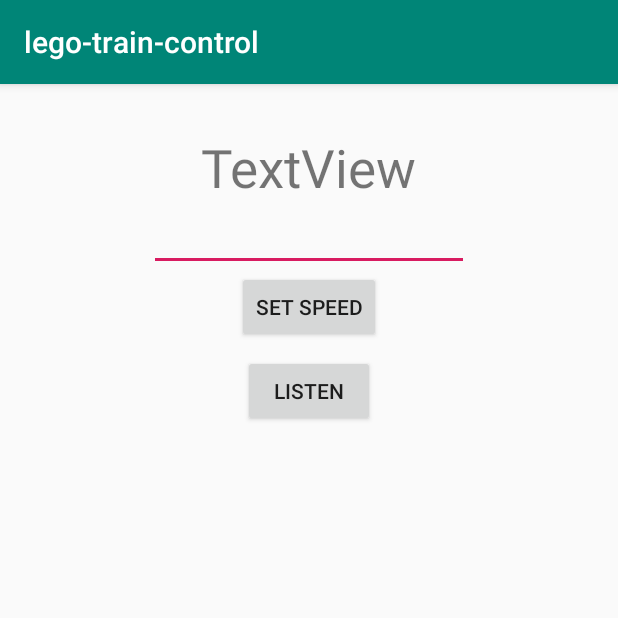
After one commit to eguahlak/lego-train-control, an Android app: the SocketExperimentActivity screen opened directly, with no data from a screen before it, on a phone screen of 412 x 824 dp, the top half of it. The commit adds this screen. Run offline under Robolectric (Android 15) with nearby library versions, the phone set to English and light mode, and no system bars.

Commit message:
First socket impl.

```diff
--- a/app/build.gradle
+++ b/app/build.gradle
@@ -24,7 +24,7 @@ android {
 
 dependencies {
     implementation fileTree(dir: 'libs', include: ['*.jar'])
-    implementation"org.jetbrains.kotlin:kotlin-stdlib-jdk7:$kotlin_version"
+    implementation "org.jetbrains.kotlin:kotlin-stdlib-jdk7:$kotlin_version"
     implementation 'com.android.support:appcompat-v7:28.0.0'
     implementation 'com.android.support.constraint:constraint-layout:1.1.3'
     testImplementation 'junit:junit:4.12'
--- /dev/null
+++ b/app/src/main/java/info/itseminar/lego/SocketExperimentActivity.kt
@@ -0,0 +1,119 @@
+package info.itseminar.lego
+
+import android.os.AsyncTask
+import android.os.AsyncTask.THREAD_POOL_EXECUTOR
+import android.support.v7.app.AppCompatActivity
+import android.os.Bundle
+import android.util.Log
+import info.itseminar.lego.protocol.Command
+import kotlinx.android.synthetic.main.activity_socket_experiment.*
+import java.io.IOException
+import java.net.Socket
+
+class SocketExperimentActivity : AppCompatActivity() {
+    var trainSocket: Socket? = null
+    var informationCount = 0
+
+    override fun onCreate(savedInstanceState: Bundle?) {
+        super.onCreate(savedInstanceState)
+        setContentView(R.layout.activity_socket_experiment)
+        TrainConnectTask(this).executeOnExecutor(THREAD_POOL_EXECUTOR, TrainConfig("192.168.1.22", 4711, 17))
+        listenButton.setOnClickListener {
+            TrainInputTask(this).executeOnExecutor(THREAD_POOL_EXECUTOR, trainSocket)
+            }
+        speedButton.setOnClickListener {
+            if (trainSocket == null) toast("Socket not initialized!")
+            val speed = targetSpeedText.text.toString().toIntOrNull() ?: 123
+            toast("setting speed to $speed")
+            val command = Command.TrainControl(speed)
+            TrainControlTask(this).executeOnExecutor(THREAD_POOL_EXECUTOR, trainSocket!! to command)
+            }
+        }
+
+    override fun onDestroy() {
+        super.onDestroy()
+        }
+
+    class TrainConnectTask(val activity: SocketExperimentActivity) : AsyncTask<TrainConfig, Void, Socket?>() {
+        override fun doInBackground(vararg configs: TrainConfig): Socket? {
+            if (configs.size == 0) return null
+            val config = configs[0]
+            try {
+                val socket = Socket(config.host, config.port)
+                Command.Connect(config.trainId).to(socket.getOutputStream())
+                return socket
+                }
+            catch (e: IOException) {
+                Log.e("TRAIN", "Connect error: ${e.message}")
+                return null
+                }
+            }
+
+        override fun onPostExecute(result: Socket?) {
+            activity.trainSocket = result
+            activity.speedButton.setText("Set Speed")
+            }
+
+        }
+
+
+    class TrainInputTask(val activity: SocketExperimentActivity) : AsyncTask<Socket, Command, Boolean>() {
+        override fun doInBackground(vararg sockets: Socket): Boolean {
+            if (sockets.size == 0) return false
+            val socket = sockets[0]
+            try {
+                val input = socket.getInputStream()
+                while (true) {
+                    val command = Command.from(input)
+                    if (command is Command.Nothing) {
+                        Log.d("TRAIN", "Nothing received")
+                        return true
+                        }
+                    publishProgress(command)
+                    }
+                return true
+                }
+            catch (e: IOException) {
+                Log.e("TRAIN", "Information error: ${e.message}")
+                return false
+                }
+
+            }
+
+        override fun onProgressUpdate(vararg commands: Command) {
+            for (command in commands) {
+                when (command) {
+                    is Command.TrainInformation -> {
+                        activity.speed_label.setText("${activity.informationCount++}: ${command.speed}")
+                        }
+                    else -> {
+                        Log.w("TRAIN", "Unexpected command $command")
+                        }
+                    }
+                }
+
+            }
+
+        }
+
+    class TrainControlTask(val activity: SocketExperimentActivity) : AsyncTask<Pair<Socket,Command>,Void,Boolean>() {
+        override fun doInBackground(vararg pairs: Pair<Socket,Command>): Boolean {
+            Log.d("TRAIN", "Controlling train")
+            try {
+                for (pair in pairs) {
+                    pair.second.to(pair.first.getOutputStream())
+                    break
+                    }
+                }
+            catch (e: IOException) {
+                Log.e("TRAIN", "Control error: ${e.message}")
+                return false
+                }
+            return true
+            }
+
+        }
+
+    }
+
+class TrainConfig(val host: String, val port: Int, val trainId: Int)
--- a/app/src/main/res/drawable-v24/ic_launcher_foreground.xml
+++ b/app/src/main/res/drawable-v24/ic_launcher_foreground.xml
@@ -18,10 +18,10 @@
                     android:type="linear">
                 <item
                         android:color="#44000000"
-                    android:offset="0.0" />
+                        android:offset="0.0"/>
                 <item
                         android:color="#00000000"
-                    android:offset="1.0" />
+                        android:offset="1.0"/>
             </gradient>
         </aapt:attr>
     </path>
@@ -30,5 +30,5 @@
             android:fillType="nonZero"
             android:pathData="M66.94,46.02L66.94,46.02C72.44,50.07 76,56.61 76,64L32,64C32,56.61 35.56,50.11 40.98,46.06L36.18,41.19C35.45,40.45 35.45,39.3 36.18,38.56C36.91,37.81 38.05,37.81 38.78,38.56L44.25,44.05C47.18,42.57 50.48,41.71 54,41.71C57.48,41.71 60.78,42.57 63.68,44.05L69.11,38.56C69.84,37.81 70.98,37.81 71.71,38.56C72.44,39.3 72.44,40.45 71.71,41.19L66.94,46.02ZM62.94,56.92C64.08,56.92 65,56.01 65,54.88C65,53.76 64.08,52.85 62.94,52.85C61.8,52.85 60.88,53.76 60.88,54.88C60.88,56.01 61.8,56.92 62.94,56.92ZM45.06,56.92C46.2,56.92 47.13,56.01 47.13,54.88C47.13,53.76 46.2,52.85 45.06,52.85C43.92,52.85 43,53.76 43,54.88C43,56.01 43.92,56.92 45.06,56.92Z"
             android:strokeColor="#00000000"
-        android:strokeWidth="1" />
+            android:strokeWidth="1"/>
 </vector>
--- /dev/null
+++ b/app/src/main/res/layout/activity_socket_experiment.xml
@@ -0,0 +1,45 @@
+<?xml version="1.0" encoding="utf-8"?>
+<android.support.constraint.ConstraintLayout
+        xmlns:android="http://schemas.android.com/apk/res/android"
+        xmlns:tools="http://schemas.android.com/tools"
+        xmlns:app="http://schemas.android.com/apk/res-auto"
+        android:layout_width="match_parent"
+        android:layout_height="match_parent"
+        tools:context=".SocketExperimentActivity">
+
+    <TextView
+            android:text="TextView"
+            android:layout_width="wrap_content"
+            android:layout_height="wrap_content"
+            android:id="@+id/speed_label" android:textSize="16pt"
+            app:layout_constraintTop_toTopOf="parent" app:layout_constraintBottom_toTopOf="@+id/targetSpeedText"
+            app:layout_constraintStart_toStartOf="@+id/targetSpeedText"
+            app:layout_constraintEnd_toEndOf="@+id/targetSpeedText"
+            app:layout_constraintVertical_chainStyle="packed" android:layout_marginTop="32dp"/>
+    <Button
+            android:text="Wait"
+            android:layout_width="wrap_content"
+            android:layout_height="wrap_content"
+            android:id="@+id/speedButton"
+            app:layout_constraintTop_toBottomOf="@+id/targetSpeedText"
+            app:layout_constraintEnd_toEndOf="parent" android:layout_marginEnd="8dp"
+            app:layout_constraintStart_toStartOf="parent" android:layout_marginStart="8dp"
+    />
+    <EditText
+            android:layout_width="wrap_content"
+            android:layout_height="wrap_content"
+            android:inputType="number"
+            android:ems="10"
+            android:id="@+id/targetSpeedText"
+            app:layout_constraintTop_toBottomOf="@+id/speed_label"
+            app:layout_constraintBottom_toTopOf="@+id/speedButton" app:layout_constraintStart_toStartOf="@+id/speedButton"
+            app:layout_constraintEnd_toEndOf="@+id/speedButton"/>
+    <Button
+            android:text="Listen"
+            android:layout_width="wrap_content"
+            android:layout_height="wrap_content"
+            android:id="@+id/listenButton" android:layout_marginTop="8dp"
+            app:layout_constraintTop_toBottomOf="@+id/speedButton" app:layout_constraintEnd_toEndOf="parent"
+            android:layout_marginEnd="8dp" app:layout_constraintStart_toStartOf="parent"
+            android:layout_marginStart="8dp"/>
+</android.support.constraint.ConstraintLayout>
--- a/gradle.properties
+++ b/gradle.properties
@@ -1,21 +1,15 @@
 # Project-wide Gradle settings.
-
 # IDE (e.g. Android Studio) users:
 # Gradle settings configured through the IDE *will override*
 # any settings specified in this file.
-
 # For more details on how to configure your build environment visit
 # http://www.gradle.org/docs/current/userguide/build_environment.html
-
 # Specifies the JVM arguments used for the daemon process.
 # The setting is particularly useful for tweaking memory settings.
 org.gradle.jvmargs=-Xmx1536m
-
 # When configured, Gradle will run in incubating parallel mode.
 # This option should only be used with decoupled projects. More details, visit
 # http://www.gradle.org/docs/current/userguide/multi_project_builds.html#sec:decoupled_projects
 # org.gradle.parallel=true
-
-
 # Kotlin code style for this project: "official" or "obsolete":
 kotlin.code.style=official
```
Also changed, not shown: app/src/main/AndroidManifest.xml (+14 -10 lines), app/src/main/java/info/itseminar/lego/MainActivity.kt (+7 -1 lines), app/src/main/java/info/itseminar/lego/Utilities.kt (added, +14 -0 lines), app/src/main/java/info/itseminar/lego/protocol/Protocol.kt (added, +142 -0 lines), app/src/main/res/drawable/ic_launcher_background.xml (+5 -5 lines), app/src/main/res/layout/activity_main.xml (+15 -4 lines). Lines whose indentation alone changed are shown as unchanged.
